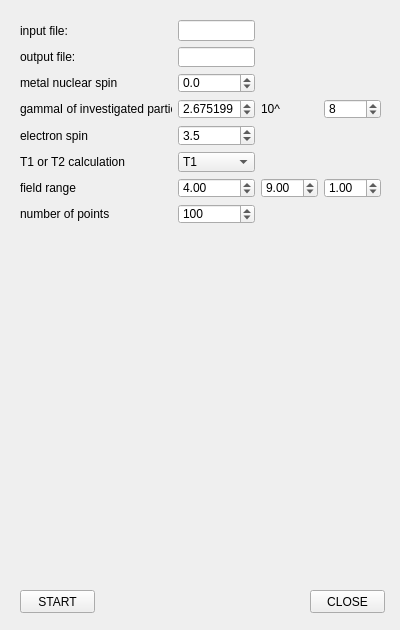
Qt form src/mainwidget.ui (wdastru/NMRD) before a commit.
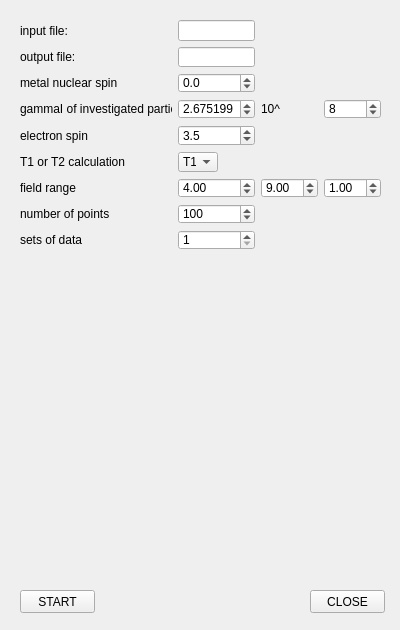
The same form after that commit.

Commit message: sets of data OK

```diff
--- a/src/mainwidget.ui
+++ b/src/mainwidget.ui
@@ -48,7 +48,7 @@
      <x>20</x>
      <y>20</y>
      <width>361</width>
-     <height>204</height>
+     <height>230</height>
     </rect>
    </property>
    <layout class="QGridLayout" name="gridLayout">
@@ -101,6 +101,12 @@
     </item>
     <item row="5" column="1">
      <widget class="QComboBox" name="T1T2ComboBox">
+      <property name="maximumSize">
+       <size>
+        <width>40</width>
+        <height>16777215</height>
+       </size>
+      </property>
       <property name="maxVisibleItems">
        <number>10</number>
       </property>
@@ -221,6 +227,23 @@
       </property>
      </widget>
     </item>
+    <item row="8" column="0">
+     <widget class="QLabel" name="datasetsLabel">
+      <property name="text">
+       <string>sets of data</string>
+      </property>
+     </widget>
+    </item>
+    <item row="8" column="1">
+     <widget class="QSpinBox" name="datasetsSpinBox">
+      <property name="minimum">
+       <number>1</number>
+      </property>
+      <property name="value">
+       <number>1</number>
+      </property>
+     </widget>
+    </item>
    </layout>
   </widget>
  </widget>
```
Left out of the diff: 3 changed lines with no effect on the pictures. The commit also changes 4 other files.
